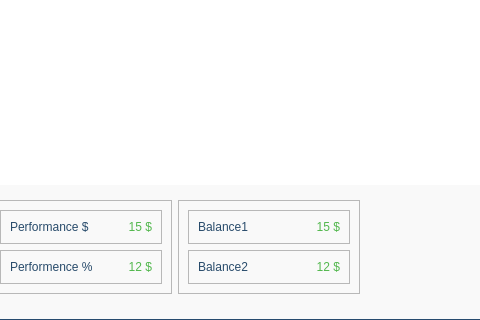
The window that view/ui/portfolio.ui (MYI26/My_Portfolio_Manager) describes before a commit, drawn with Qt 5; both pictures show x 426 to 906 and y 164 to 484 of the 1067 by 484 pixel window.
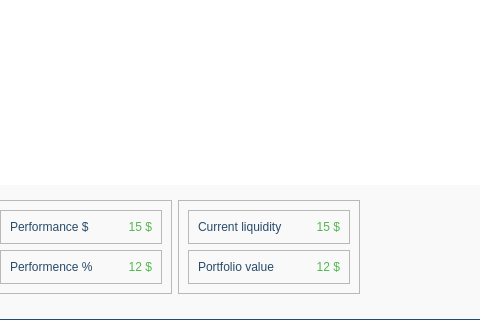
The same window after the commit.

Commit message: Update portfolio UI labels for clarity

```diff
--- a/view/ui/portfolio.ui
+++ b/view/ui/portfolio.ui
@@ -211,7 +211,7 @@
             <item>
              <widget class="QLabel" name="label_11">
               <property name="text">
-               <string>Balance1</string>
+               <string>Current liquidity</string>
               </property>
              </widget>
             </item>
@@ -248,7 +248,7 @@
             <item>
              <widget class="QLabel" name="label_13">
               <property name="text">
-               <string>Balance2</string>
+               <string>Portfolio value</string>
               </property>
              </widget>
             </item>
```
The commit also changes 1 other file.
